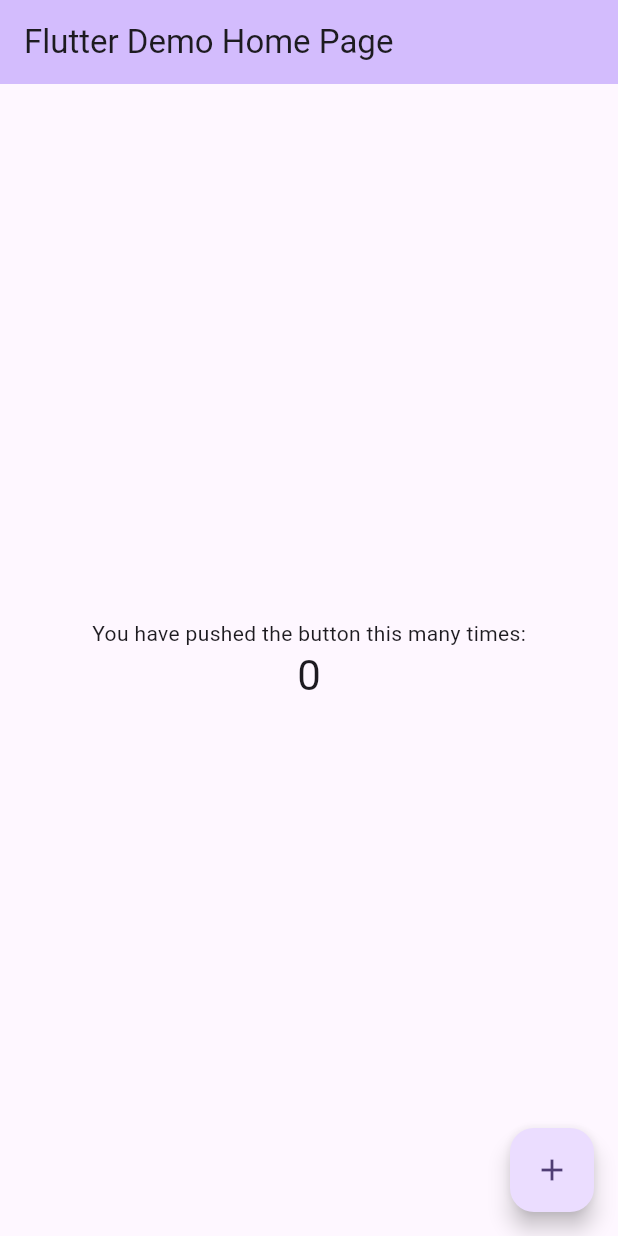
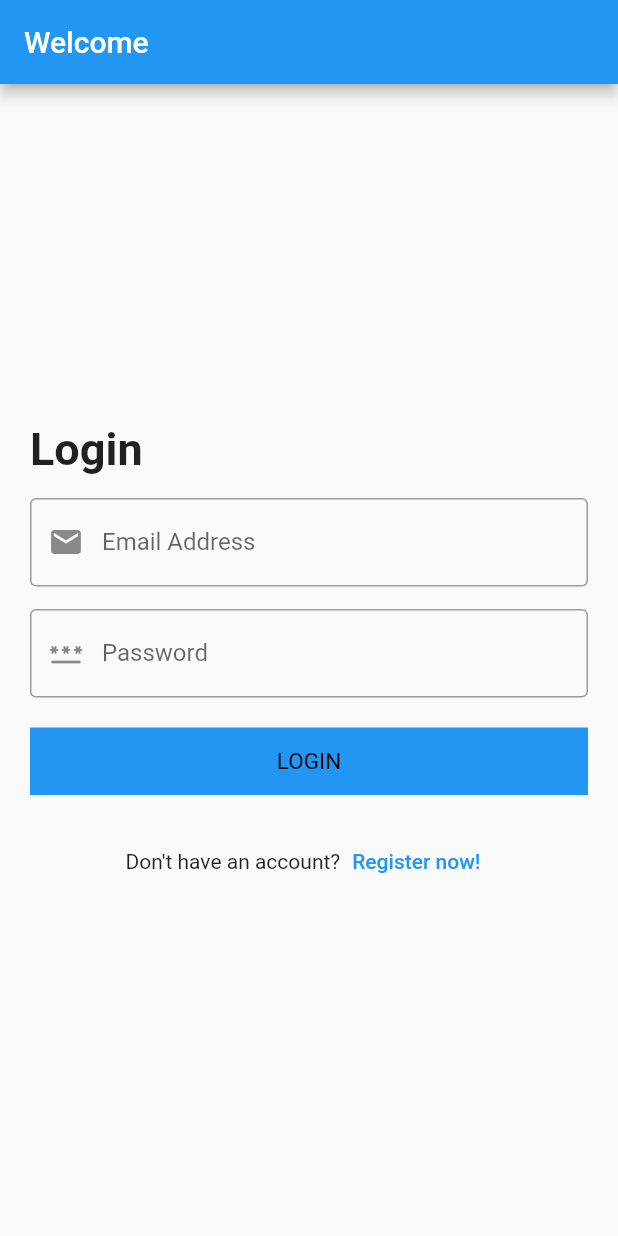
Before and after one commit to 3bdulra7manAmir/Login, a Flutter app: the screen it shows after launch, on a phone screen of 412 x 824 dp. Run offline on Flutter 3.47's test engine with Material 2 defaults, Android fonts, the phone set to English and light mode, and no system bars.

Commit message:
added Login desgin

```diff
--- a/lib/main.dart
+++ b/lib/main.dart
@@ -1,4 +1,5 @@
 import 'package:flutter/material.dart';
+import 'package:reusable_components/screens/login.dart';
 
 void main() {
   runApp(const MyApp());
@@ -11,115 +12,7 @@ class MyApp extends StatelessWidget {
   @override
   Widget build(BuildContext context) {
     return MaterialApp(
-      title: 'Flutter Demo',
-      theme: ThemeData(
-        // This is the theme of your application.
-        //
-        // TRY THIS: Try running your application with "flutter run". You'll see
-        // the application has a blue toolbar. Then, without quitting the app,
-        // try changing the seedColor in the colorScheme below to Colors.green
-        // and then invoke "hot reload" (save your changes or press the "hot
-        // reload" button in a Flutter-supported IDE, or press "r" if you used
-        // the command line to start the app).
-        //
-        // Notice that the counter didn't reset back to zero; the application
-        // state is not lost during the reload. To reset the state, use hot
-        // restart instead.
-        //
-        // This works for code too, not just values: Most code changes can be
-        // tested with just a hot reload.
-        colorScheme: ColorScheme.fromSeed(seedColor: Colors.deepPurple),
-        useMaterial3: true,
-      ),
-      home: const MyHomePage(title: 'Flutter Demo Home Page'),
+      home: LoginScreen(),
     );
   }
 }
-
-class MyHomePage extends StatefulWidget {
-  const MyHomePage({super.key, required this.title});
-
-  // This widget is the home page of your application. It is stateful, meaning
-  // that it has a State object (defined below) that contains fields that affect
-  // how it looks.
-
-  // This class is the configuration for the state. It holds the values (in this
-  // case the title) provided by the parent (in this case the App widget) and
-  // used by the build method of the State. Fields in a Widget subclass are
-  // always marked "final".
-
-  final String title;
-
-  @override
-  State<MyHomePage> createState() => _MyHomePageState();
-}
-
-class _MyHomePageState extends State<MyHomePage> {
-  int _counter = 0;
-
-  void _incrementCounter() {
-    setState(() {
-      // This call to setState tells the Flutter framework that something has
-      // changed in this State, which causes it to rerun the build method below
-      // so that the display can reflect the updated values. If we changed
-      // _counter without calling setState(), then the build method would not be
-      // called again, and so nothing would appear to happen.
-      _counter++;
-    });
-  }
-
-  @override
-  Widget build(BuildContext context) {
-    // This method is rerun every time setState is called, for instance as done
-    // by the _incrementCounter method above.
-    //
-    // The Flutter framework has been optimized to make rerunning build methods
-    // fast, so that you can just rebuild anything that needs updating rather
-    // than having to individually change instances of widgets.
-    return Scaffold(
-      appBar: AppBar(
-        // TRY THIS: Try changing the color here to a specific color (to
-        // Colors.amber, perhaps?) and trigger a hot reload to see the AppBar
-        // change color while the other colors stay the same.
-        backgroundColor: Theme.of(context).colorScheme.inversePrimary,
-        // Here we take the value from the MyHomePage object that was created by
-        // the App.build method, and use it to set our appbar title.
-        title: Text(widget.title),
-      ),
-      body: Center(
-        // Center is a layout widget. It takes a single child and positions it
-        // in the middle of the parent.
-        child: Column(
-          // Column is also a layout widget. It takes a list of children and
-          // arranges them vertically. By default, it sizes itself to fit its
-          // children horizontally, and tries to be as tall as its parent.
-          //
-          // Column has various properties to control how it sizes itself and
-          // how it positions its children. Here we use mainAxisAlignment to
-          // center the children vertically; the main axis here is the vertical
-          // axis because Columns are vertical (the cross axis would be
-          // horizontal).
-          //
-          // TRY THIS: Invoke "debug painting" (choose the "Toggle Debug Paint"
-          // action in the IDE, or press "p" in the console), to see the
-          // wireframe for each widget.
-          mainAxisAlignment: MainAxisAlignment.center,
-          children: <Widget>[
-            const Text(
-              'You have pushed the button this many times:',
-            ),
-            Text(
-              '$_counter',
-              style: Theme.of(context).textTheme.headlineMedium,
-            ),
-          ],
-        ),
-      ),
-      floatingActionButton: FloatingActionButton(
-        onPressed: _incrementCounter,
-        tooltip: 'Increment',
-        child: const Icon(Icons.add),
-      ), // This trailing comma makes auto-formatting nicer for build methods.
-    );
-  }
-}
--- /dev/null
+++ b/lib/screens/login.dart
@@ -0,0 +1,71 @@
+import 'package:flutter/material.dart';
+
+class LoginScreen extends StatelessWidget {
+  LoginScreen({super.key});
+
+final emailAddressController = TextEditingController();
+final passwordController = TextEditingController();
+String emailAddress = '';
+String password = '';
+
+  @override
+  Widget build(BuildContext context) {
+    return Scaffold(
+      appBar: AppBar(
+        title: const Text("Welcome"),
+      ),
+      body:  Padding(padding: const EdgeInsets.all(20),
+      child: Center(
+        child: SingleChildScrollView(
+          child: Column(
+            crossAxisAlignment: CrossAxisAlignment.start,
+            children: [
+              const Text("Login", style: TextStyle(fontWeight: FontWeight.bold, fontSize: 30),),
+              const SizedBox(height: 15,),
+              TextFormField(autocorrect: true,
+              enableSuggestions: true,
+              controller: emailAddressController,
+              keyboardType: TextInputType.emailAddress,
+              onFieldSubmitted: (value) {
+                print(value);
+              },
+              decoration: const InputDecoration(
+                hintText: "Email Address",
+                labelText: "Email Address",
+                prefixIcon: Icon(Icons.email),
+                border: OutlineInputBorder(),
+              ),
+              //decoration: ,
+              ),
+              const SizedBox(height: 15,),
+
+              TextFormField(autocorrect: true,
+              enableSuggestions: true,
+              controller: passwordController,
+              keyboardType: TextInputType.visiblePassword, obscureText: true,
+              onFieldSubmitted: (value) {
+                print(value);
+              },
+              decoration: const InputDecoration(
+                hintText: "Password",
+                labelText: "Password",
+                prefixIcon: Icon(Icons.password_rounded),
+                border: OutlineInputBorder(),
+              ),
+              //decoration: ,
+              ),
+              const SizedBox(height: 20,),
+              Container( width: double.infinity, height: 45, color: Colors.blue,
+                child: MaterialButton(onPressed: () {emailAddress = emailAddressController.text; print(emailAddress);}, child: const Text("LOGIN", style: TextStyle(fontWeight: FontWeight.w400, fontSize: 15, color: Colors.black,)), )),
+              const SizedBox(height: 20,),
+              Row(
+                mainAxisAlignment: MainAxisAlignment.center,
+                children: [const Text("Don't have an account?"), TextButton(onPressed: (){}, child: const Text("Register now!"))],)
+            ],
+          ),
+        ),
+      ),
+      ),
+      );
+  }
+}
--- a/lib/shared/components/default_btn.dart
+++ b/lib/shared/components/default_btn.dart
@@ -14,10 +14,10 @@ Container(
   width: width,
   //height: 10.0,
   color: color,
+
   child: MaterialButton(
   onPressed: function,
-  child: Text(txt.toUpperCase(),
-  style: const TextStyle(color: Colors.white),
+  child: Text(txt.toUpperCase(), style: const TextStyle(color: Colors.white),
   ),
   ),
 );
```
